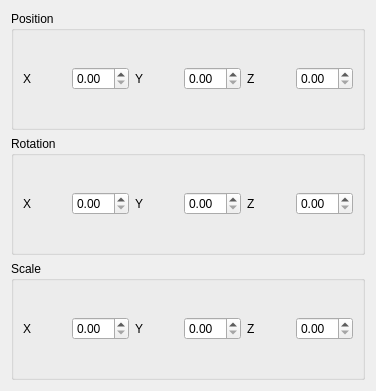
First picture: the form in LydiaLabExpPlugins/filterTransformation/TransformRichParameterWidget.ui, repository mcoder2014/LydiaLabExpPlugins, before the edit.
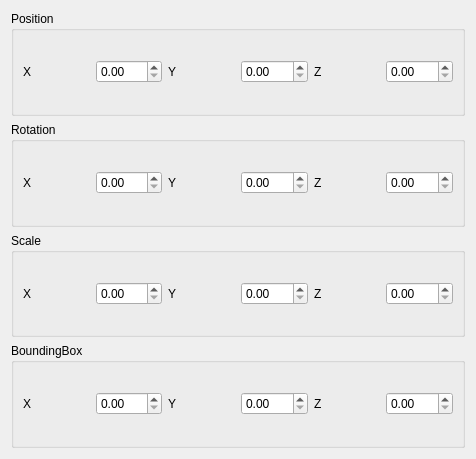
Second picture: the form after the edit.

```diff
--- a/LydiaLabExpPlugins/filterTransformation/TransformRichParameterWidget.ui
+++ b/LydiaLabExpPlugins/filterTransformation/TransformRichParameterWidget.ui
@@ -6,8 +6,8 @@
    <rect>
     <x>0</x>
     <y>0</y>
-    <width>376</width>
-    <height>391</height>
+    <width>476</width>
+    <height>459</height>
    </rect>
   </property>
   <property name="windowTitle">
@@ -134,6 +134,45 @@
      </layout>
     </widget>
    </item>
+   <item>
+    <widget class="QGroupBox" name="groupBox1_2">
+     <property name="title">
+      <string>BoundingBox</string>
+     </property>
+     <layout class="QHBoxLayout" name="horizontalLayout_4">
+      <item>
+       <widget class="QLabel" name="label_16">
+        <property name="text">
+         <string>X</string>
+        </property>
+       </widget>
+      </item>
+      <item>
+       <widget class="QDoubleSpinBox" name="doubleSpinBoxBboxX"/>
+      </item>
+      <item>
+       <widget class="QLabel" name="label_17">
+        <property name="text">
+         <string>Y</string>
+        </property>
+       </widget>
+      </item>
+      <item>
+       <widget class="QDoubleSpinBox" name="doubleSpinBoxBboxY"/>
+      </item>
+      <item>
+       <widget class="QLabel" name="label_18">
+        <property name="text">
+         <string>Z</string>
+        </property>
+       </widget>
+      </item>
+      <item>
+       <widget class="QDoubleSpinBox" name="doubleSpinBoxBboxZ"/>
+      </item>
+     </layout>
+    </widget>
+   </item>
   </layout>
  </widget>
  <resources/>
```
